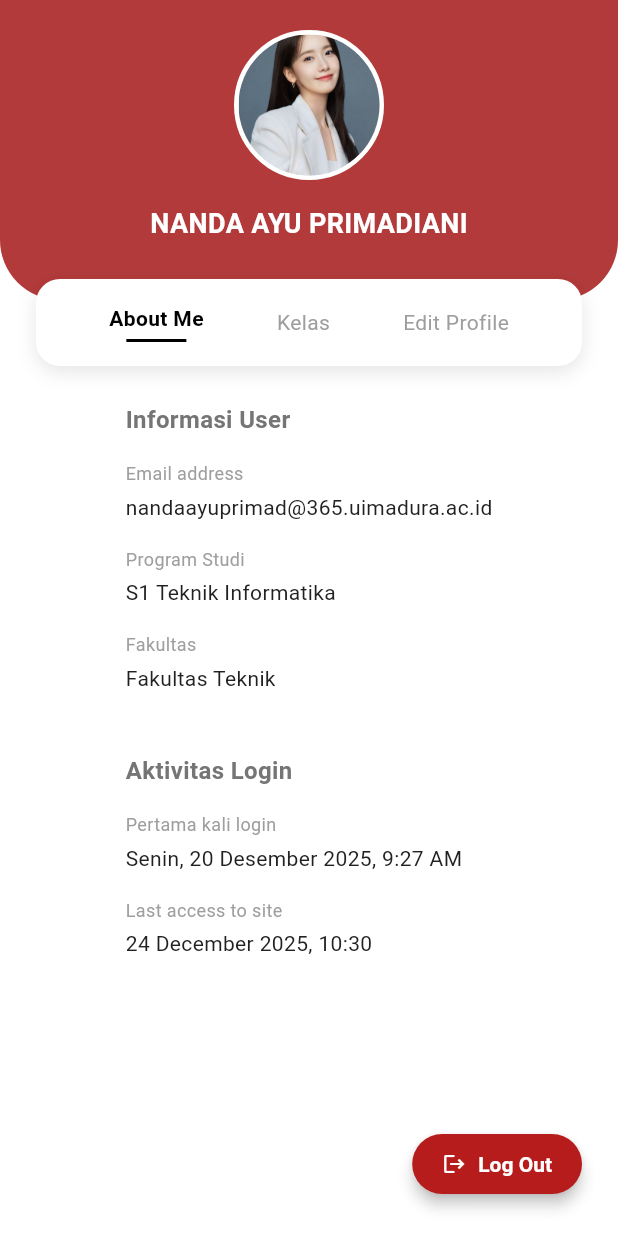
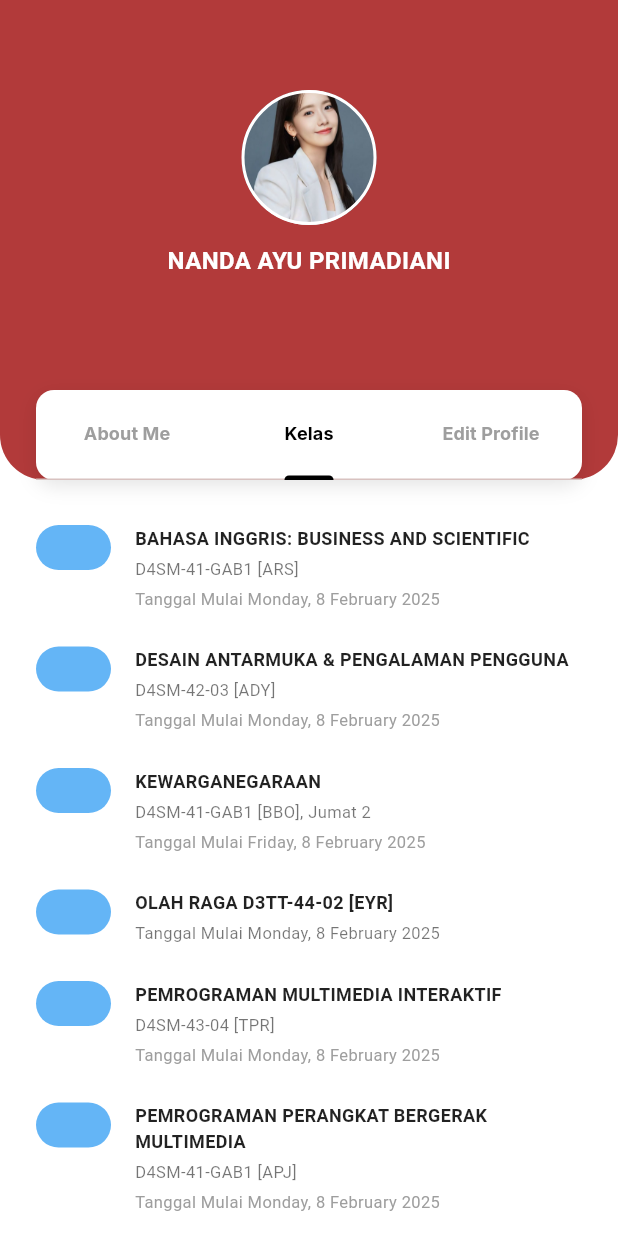
Before and after one commit to NandaaAyyy/lms_study, a Flutter app: the ProfilePage screen opened directly, on a phone screen of 412 x 824 dp. Run offline on Flutter 3.47's test engine with Material 3 defaults, Android fonts, the light colour scheme and no system bars; our stand-ins replace google_fonts; network calls fail.

Commit message:
commit 17=menambah kelas dan edit profile di page profile

```diff
--- a/lib/pages/profile_page.dart
+++ b/lib/pages/profile_page.dart
@@ -1,82 +1,92 @@
 import 'package:flutter/material.dart';
 import '../core/theme/app_colors.dart';
 import 'auth/login_page.dart';
+import 'course_detail_page.dart';
 
-class ProfilePage extends StatelessWidget {
+class ProfilePage extends StatefulWidget {
   const ProfilePage({super.key});
+
+  @override
+  State<ProfilePage> createState() => _ProfilePageState();
+}
+
+class _ProfilePageState extends State<ProfilePage> with SingleTickerProviderStateMixin {
+  late TabController _tabController;
+
+  @override
+  void initState() {
+    super.initState();
+    _tabController = TabController(length: 3, vsync: this, initialIndex: 1); // "Kelas" is middle tab (index 1)
+  }
+
+  @override
+  void dispose() {
+    _tabController.dispose();
+    super.dispose();
+  }
 
   @override
   Widget build(BuildContext context) {
     return Scaffold(
       backgroundColor: Colors.white,
-      body: Stack(
+      body: Column(
         children: [
-          // Background Header
+          // Header Section
+          Stack(
+            alignment: Alignment.center,
+            children: [
+              // Red Background
               Container(
-            height: 200,
+                height: 320, // Adjust height to fit everything
                 width: double.infinity,
                 decoration: const BoxDecoration(
                   color: AppColors.primary,
                   borderRadius: BorderRadius.only(
-                bottomLeft: Radius.circular(40),
-                bottomRight: Radius.circular(40),
+                    bottomLeft: Radius.circular(30),
+                    bottomRight: Radius.circular(30),
                   ),
                 ),
               ),
 
-          SafeArea(
-            child: Column(
-              children: [
-                const SizedBox(height: 20),
-
-                // Profile Image & Name
-                Center(
+              // Profile Info
+              Positioned(
+                top: 60,
                 child: Column(
                   children: [
                     Container(
-                        width: 100,
-                        height: 100,
+                      width: 90,
+                      height: 90,
                       decoration: BoxDecoration(
                         shape: BoxShape.circle,
-                          border: Border.all(color: Colors.white, width: 3),
-                          color: Colors.grey.shade300,
-                        ),
-                        child: ClipOval(
-                          child: Image.asset(
-                            'assets/images/yoona.jpg',
+                        border: Border.all(color: Colors.white, width: 2),
+                        image: const DecorationImage(
+                          image: AssetImage('assets/images/yoona.jpg'),
                           fit: BoxFit.cover,
-                            errorBuilder: (context, error, stackTrace) {
-                              return const Icon(
-                                Icons.person,
-                                size: 50,
-                                color: Colors.grey,
-                              );
-                            },
                         ),
                       ),
                     ),
-                      const SizedBox(height: 16),
+                    const SizedBox(height: 12),
                     const Text(
                       'NANDA AYU PRIMADIANI',
                       style: TextStyle(
                         color: Colors.white,
-                          fontSize: 18,
                         fontWeight: FontWeight.bold,
+                        fontSize: 16,
                       ),
                     ),
                   ],
                 ),
               ),
 
-                const SizedBox(height: 24),
-
-                // Floating Tabs Card
-                Container(
-                  margin: const EdgeInsets.symmetric(horizontal: 24),
-                  padding: const EdgeInsets.symmetric(vertical: 16),
+              // Floating TabBar
+              Positioned(
+                bottom: 0,
+                child: Container(
+                  width: MediaQuery.of(context).size.width - 48, // Margin 24 each side
+                  height: 60,
                   decoration: BoxDecoration(
                     color: Colors.white,
-                    borderRadius: BorderRadius.circular(16),
+                    borderRadius: BorderRadius.circular(12),
                     boxShadow: [
                       BoxShadow(
                         color: Colors.black.withOpacity(0.1),
@@ -85,120 +95,35 @@ class ProfilePage extends StatelessWidget {
                       ),
                     ],
                   ),
-                  child: Row(
-                    mainAxisAlignment: MainAxisAlignment.spaceEvenly,
-                    children: [
-                      Column(
-                        children: [
-                          const Text(
-                            'About Me',
-                            style: TextStyle(
-                              fontWeight: FontWeight.bold,
-                              color: Colors.black,
-                            ),
-                          ),
-                          const SizedBox(height: 4),
-                          Container(height: 2, width: 40, color: Colors.black),
-                        ],
-                      ),
-                      const Text('Kelas', style: TextStyle(color: Colors.grey)),
-                      const Text('Edit Profile',
-                          style: TextStyle(color: Colors.grey)),
-                    ],
-                  ),
-                ),
-
-                const SizedBox(height: 24),
-
-                // Content
-                Expanded(
-                  child: SingleChildScrollView(
-                    padding: const EdgeInsets.symmetric(horizontal: 24),
-                    child: Column(
-                      crossAxisAlignment: CrossAxisAlignment.start,
-                      children: [
-                        const Text(
-                          'Informasi User',
-                          style: TextStyle(
-                            fontSize: 16,
-                            fontWeight: FontWeight.bold,
-                          ),
-                        ),
-                        const SizedBox(height: 16),
-
-                        _buildInfoItem(
-                          'Email address',
-                          'nandaayuprimad@365.uimadura.ac.id',
-                        ),
-                        _buildInfoItem(
-                          'Program Studi',
-                          'S1 Teknik Informatika',
-                        ),
-                        _buildInfoItem(
-                          'Fakultas',
-                          'Fakultas Teknik',
-                        ),
-
-                        const SizedBox(height: 24),
-
-                        const Text(
-                          'Aktivitas Login',
-                          style: TextStyle(
-                            fontSize: 16,
-                            fontWeight: FontWeight.bold,
-                          ),
-                        ),
-                        const SizedBox(height: 16),
-
-                        _buildInfoItem(
-                          'Pertama kali login',
-                          'Senin, 20 Desember 2025, 9:27 AM',
-                        ),
-
-                        // ✅ REAL TIME
-                        _buildInfoItem(
-                          'Last access to site',
-                          formatDateTime(DateTime.now()),
-                        ),
-
-                        const SizedBox(height: 40),
+                  child: TabBar(
+                    controller: _tabController,
+                    labelColor: Colors.black,
+                    unselectedLabelColor: Colors.grey,
+                    indicatorColor: Colors.black,
+                    indicatorSize: TabBarIndicatorSize.label,
+                    indicatorWeight: 3,
+                    labelStyle: const TextStyle(fontWeight: FontWeight.bold, fontSize: 12),
+                    tabs: const [
+                       Tab(text: 'About Me'),
+                       Tab(text: 'Kelas'),
+                       Tab(text: 'Edit Profile'),
                     ],
                   ),
                 ),
               ),
+            ],
+          ),
 
-                // Logout Button
-                Align(
-                  alignment: Alignment.centerRight,
-                  child: Padding(
-                    padding:
-                        const EdgeInsets.only(right: 24.0, bottom: 24.0),
-                    child: ElevatedButton.icon(
-                      onPressed: () {
-                        Navigator.pushReplacement(
-                          context,
-                          MaterialPageRoute(
-                            builder: (context) => const LoginPage(),
-                          ),
-                        );
-                      },
-                      icon: const Icon(Icons.logout, size: 16),
-                      label: const Text('Log Out'),
-                      style: ElevatedButton.styleFrom(
-                        backgroundColor: const Color(0xffB71C1C),
-                        foregroundColor: Colors.white,
-                        elevation: 4,
-                        shape: RoundedRectangleBorder(
-                          borderRadius: BorderRadius.circular(20),
-                        ),
-                        padding: const EdgeInsets.symmetric(
-                          horizontal: 20,
-                          vertical: 12,
-                        ),
-                      ),
-                    ),
-                  ),
-                ),
+          const SizedBox(height: 20),
+
+          // Tab Content
+          Expanded(
+            child: TabBarView(
+              controller: _tabController,
+              children: [
+                _buildAboutMeTab(), // Placeholder
+                _buildKelasTab(),   // The requested implementation
+                _buildEditProfileTab(), // Placeholder
               ],
             ),
           ),
@@ -207,53 +132,187 @@ class ProfilePage extends StatelessWidget {
     );
   }
 
-  Widget _buildInfoItem(String label, String value) {
+  Widget _buildAboutMeTab() {
+    return const Center(child: Text('About Me Content'));
+  }
+
+  Widget _buildEditProfileTab() {
+    return ListView(
+      padding: const EdgeInsets.symmetric(horizontal: 24, vertical: 10),
+      children: [
+        _buildTextField(label: 'Nama Pertama'),
+        _buildTextField(label: 'Nama Terakhir'),
+        _buildTextField(label: 'E-mail Address'),
+        _buildTextField(label: 'Negara'),
+        _buildTextField(label: 'Deskripsi', maxLines: 5),
+        const SizedBox(height: 20),
+        Align(
+          alignment: Alignment.centerRight,
+          child: ElevatedButton(
+            onPressed: () {
+              // Save logic
+            },
+            style: ElevatedButton.styleFrom(
+              backgroundColor: Colors.grey.shade200, // Light grey background like in image
+              foregroundColor: Colors.black,
+              elevation: 0,
+              shape: RoundedRectangleBorder(
+                borderRadius: BorderRadius.circular(8),
+              ),
+              padding: const EdgeInsets.symmetric(horizontal: 32, vertical: 12),
+            ),
+            child: const Text('Simpan'),
+          ),
+        ),
+         const SizedBox(height: 40), // Bottom padding
+      ],
+    );
+  }
+
+  Widget _buildTextField({required String label, int maxLines = 1}) {
     return Padding(
-      padding: const EdgeInsets.only(bottom: 16.0),
+      padding: const EdgeInsets.only(bottom: 20.0),
       child: Column(
         crossAxisAlignment: CrossAxisAlignment.start,
         children: [
           Text(
             label,
-            style: const TextStyle(fontSize: 12, color: Colors.grey),
+            style: const TextStyle(
+              fontSize: 13,
+              fontWeight: FontWeight.w500,
+              color: Colors.black87,
             ),
-          const SizedBox(height: 4),
-          Text(
-            value,
-            style: const TextStyle(
-              fontSize: 14,
-              color: AppColors.textPrimary,
+          ),
+          const SizedBox(height: 8),
+          TextField(
+            maxLines: maxLines,
+            decoration: InputDecoration(
+              contentPadding: const EdgeInsets.symmetric(horizontal: 16, vertical: 12),
+              border: OutlineInputBorder(
+                borderRadius: BorderRadius.circular(8),
+                borderSide: BorderSide(color: Colors.grey.shade400),
+              ),
+              enabledBorder: OutlineInputBorder(
+                borderRadius: BorderRadius.circular(8),
+                borderSide: BorderSide(color: Colors.grey.shade400),
+              ),
+              focusedBorder: OutlineInputBorder(
+                borderRadius: BorderRadius.circular(8),
+                borderSide: const BorderSide(color: AppColors.primary),
+              ),
             ),
           ),
         ],
       ),
     );
   }
+
+  Widget _buildKelasTab() {
+    return ListView(
+      padding: const EdgeInsets.symmetric(horizontal: 24, vertical: 10),
+      children: [
+        _buildClassItem(
+          title: 'BAHASA INGGRIS: BUSINESS AND SCIENTIFIC',
+          code: 'D4SM-41-GAB1 [ARS]',
+          date: 'Monday, 8 February 2025',
+        ),
+        _buildClassItem(
+          title: 'DESAIN ANTARMUKA & PENGALAMAN PENGGUNA',
+          code: 'D4SM-42-03 [ADY]',
+          date: 'Monday, 8 February 2025',
+          onTap: () {
+            // Link to relevant page if needed, e.g. CourseDetailPage
+             Navigator.push(
+               context,
+               MaterialPageRoute(
+                 builder: (context) => const CourseDetailPage(
+                   courseTitle: 'DESAIN ANTARMUKA & PENGALAMAN PENGGUNA',
+                   courseCode: 'D4SM-42-03 [ADY]',
+                 ),
+               ),
+             );
+          }
+        ),
+        _buildClassItem(
+          title: 'KEWARGANEGARAAN',
+          code: 'D4SM-41-GAB1 [BBO], Jumat 2',
+          date: 'Friday, 8 February 2025',
+        ),
+        _buildClassItem(
+           title: 'OLAH RAGA D3TT-44-02 [EYR]',
+           code: 'Tanggal Mulai Monday, 8 February 2025'
+        ),
+         _buildClassItem(
+           title: 'PEMROGRAMAN MULTIMEDIA INTERAKTIF',
+           code: 'D4SM-43-04 [TPR]',
+           date: 'Monday, 8 February 2025',
+        ),
+         _buildClassItem(
+           title: 'PEMROGRAMAN PERANGKAT BERGERAK MULTIMEDIA',
+           code: 'D4SM-41-GAB1 [APJ]',
+           date: 'Monday, 8 February 2025',
+        ),
+         _buildClassItem(
+           title: 'SISTEM OPERASI D4SM-44-02 [DDS]',
+           code: 'Monday, 8 February 2025',
+        ),
+      ],
+    );
   }
 
-/// ===== Helper Format Waktu (REAL TIME) =====
-String formatDateTime(DateTime dateTime) {
-  return "${dateTime.day.toString().padLeft(2, '0')} "
-      "${_monthName(dateTime.month)} "
-      "${dateTime.year}, "
-      "${dateTime.hour.toString().padLeft(2, '0')}:"
-      "${dateTime.minute.toString().padLeft(2, '0')}";
+  Widget _buildClassItem({
+    required String title,
+    required String code,
+    String? date,
+    VoidCallback? onTap,
+  }) {
+    return GestureDetector(
+      onTap: onTap,
+      child: Container(
+        margin: const EdgeInsets.only(bottom: 24),
+        child: Row(
+          crossAxisAlignment: CrossAxisAlignment.start,
+          children: [
+            // Blue Icon/Shape
+            Container(
+              width: 50,
+              height: 30,
+              decoration: BoxDecoration(
+                color: Colors.blue.shade300,
+                borderRadius: BorderRadius.circular(15),
+              ),
+            ),
+            const SizedBox(width: 16),
+            Expanded(
+              child: Column(
+                crossAxisAlignment: CrossAxisAlignment.start,
+                children: [
+                  Text(
+                    title,
+                    style: const TextStyle(
+                      fontWeight: FontWeight.bold,
+                      fontSize: 12,
+                      color: Colors.black87,
+                    ),
+                  ),
+                  const SizedBox(height: 4),
+                  Text(
+                    code,
+                    style: const TextStyle(fontSize: 11, color: Colors.black54),
+                  ),
+                   if (date != null) ...[
+                     const SizedBox(height: 4),
+                      Text(
+                        'Tanggal Mulai $date',
+                        style: const TextStyle(fontSize: 11, color: Colors.grey),
+                      ),
+                   ]
+                ],
+              ),
+            ),
+          ],
+        ),
+      ),
+    );
   }
-
-String _monthName(int month) {
-  const months = [
-    'January',
-    'February',
-    'March',
-    'April',
-    'May',
-    'June',
-    'July',
-    'August',
-    'September',
-    'October',
-    'November',
-    'December',
-  ];
-  return months[month - 1];
 }
```
Lines whose indentation alone changed are shown as unchanged.
